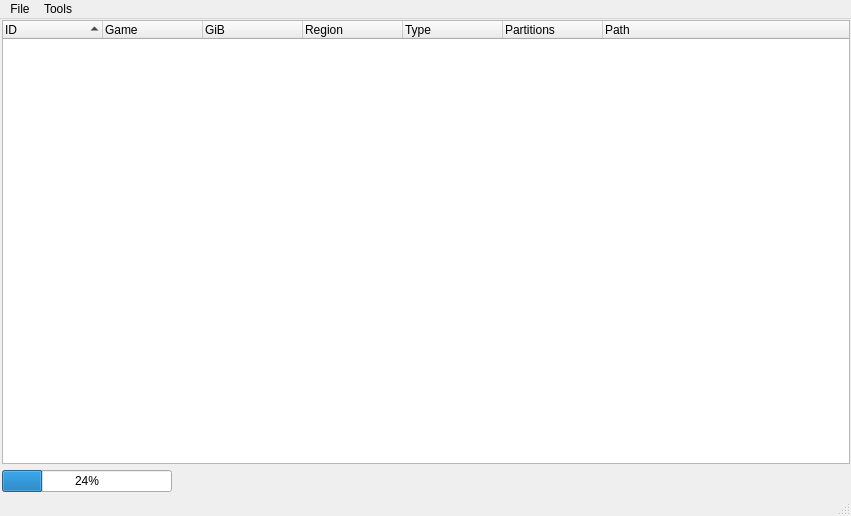
Above: partitionwindow.ui from giantpune/qtwitgui before the change. Below: the same form after it.
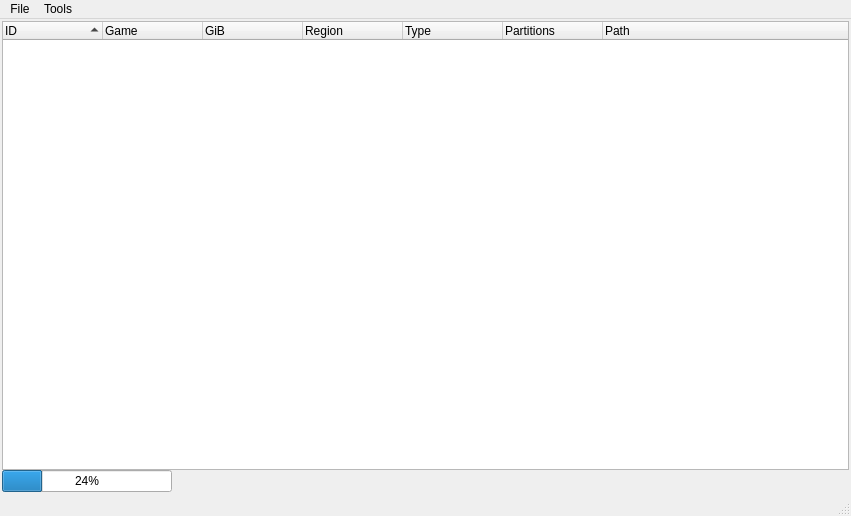
That is the form after the change.

```diff
--- a/partitionwindow.ui
+++ b/partitionwindow.ui
@@ -21,16 +21,13 @@
   </property>
   <widget class="QWidget" name="centralwidget">
    <layout class="QGridLayout" name="gridLayout">
-    <property name="leftMargin">
+    <property name="horizontalSpacing">
      <number>2</number>
     </property>
-    <property name="topMargin">
-     <number>1</number>
+    <property name="verticalSpacing">
+     <number>0</number>
     </property>
-    <property name="rightMargin">
-     <number>1</number>
-    </property>
-    <property name="bottomMargin">
+    <property name="margin">
      <number>2</number>
     </property>
     <item row="0" column="0">
```
Left out of the diff: 5 changed lines with no effect on the pictures. Lines whose indentation alone changed are shown as unchanged.
